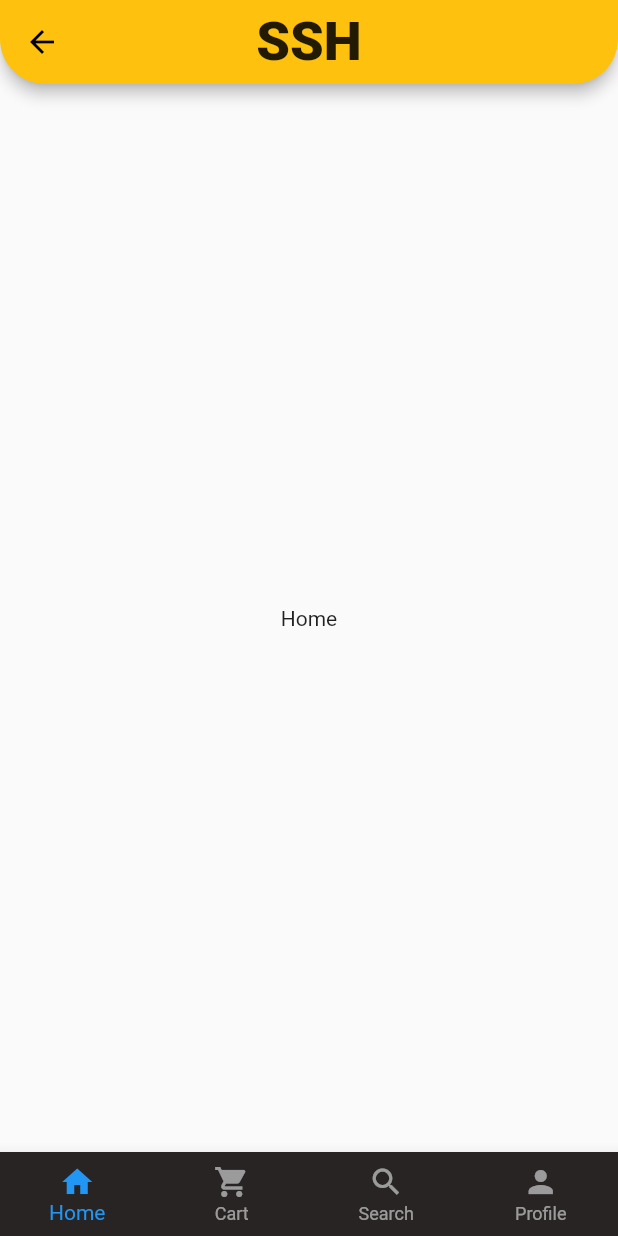
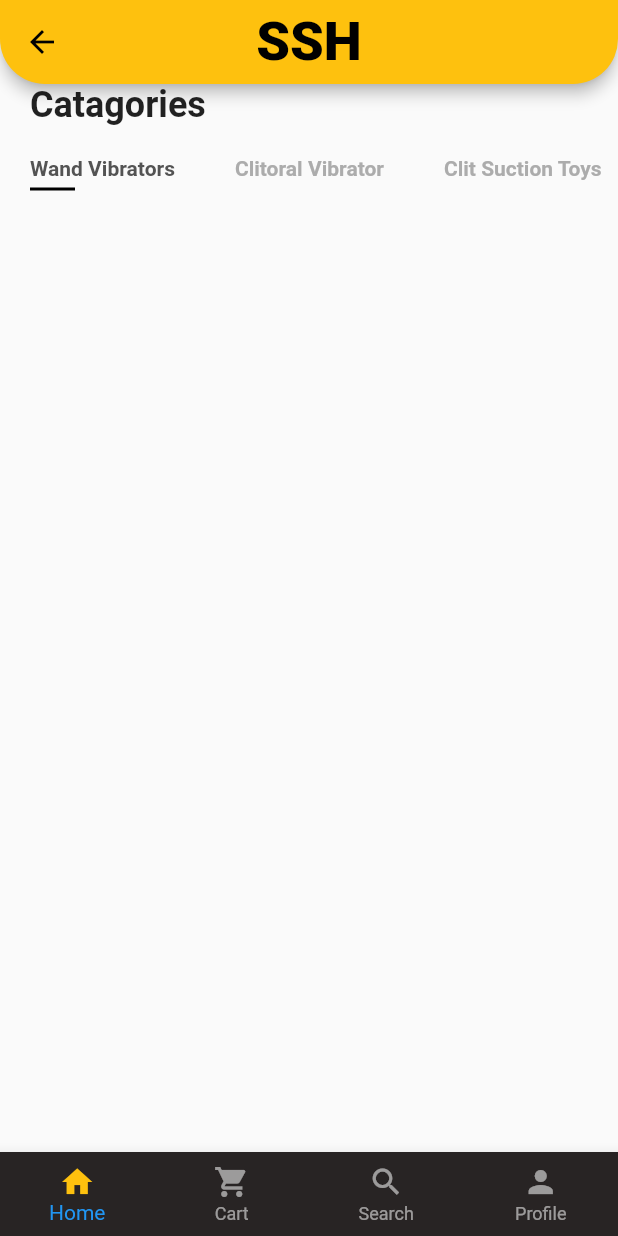
Before and after one commit to SSH-SIT/SSH, a Flutter app: the screen it shows after launch, after a tap on the "arrow back" icon, on a phone screen of 412 x 824 dp. Run offline on Flutter 3.47's test engine with Material 2 defaults, Android fonts, the phone set to English and light mode, and no system bars.

Commit message:
[Update] categories UI and home page

```diff
--- /dev/null
+++ b/ssh_mobile/lib/Component/Body.dart
@@ -0,0 +1,84 @@
+import 'package:flutter/material.dart';
+import 'package:ssh_mobile/Component/BotNavBar.dart';
+import 'package:ssh_mobile/constant.dart';
+
+class Body extends StatelessWidget {
+  @override
+  Widget build(BuildContext context) {
+    return Column(
+      crossAxisAlignment: CrossAxisAlignment.start,
+      children: <Widget>[
+        Padding(
+          padding: const EdgeInsets.symmetric(horizontal: kDefaultPaddin),
+          child: Text(
+            "Catagories",
+            style: Theme.of(context)
+                .textTheme
+                .headline5
+                .copyWith(fontWeight: FontWeight.bold),
+          ),
+        ),
+        Categories(),
+      ],
+    );
+  }
+}
+
+class Categories extends StatefulWidget {
+  @override
+  _CategoriesState createState() => _CategoriesState();
+}
+
+class _CategoriesState extends State<Categories> {
+  List<String> categories = [
+    "Wand Vibrators",
+    "Clitoral Vibrator",
+    "Clit Suction Toys",
+    "Dildos"
+  ];
+  int selectedIndex = 0;
+  @override
+  Widget build(BuildContext context) {
+    return Padding(
+      padding: const EdgeInsets.symmetric(vertical: kDefaultPaddin),
+      child: SizedBox(
+        height: 25,
+        child: ListView.builder(
+            scrollDirection: Axis.horizontal,
+            itemCount: categories.length,
+            itemBuilder: (context, index) => buildCategory(index)),
+      ),
+    );
+  }
+
+  Widget buildCategory(int index) {
+    return GestureDetector(
+      onTap: () {
+        setState(() {
+          selectedIndex = index;
+        });
+      },
+      child: Padding(
+        padding: const EdgeInsets.symmetric(horizontal: kDefaultPaddin),
+        child: Column(
+          crossAxisAlignment: CrossAxisAlignment.start,
+          children: <Widget>[
+            Text(
+              categories[index],
+              style: TextStyle(
+                fontWeight: FontWeight.bold,
+                color: selectedIndex == index ? kTextColor : kTextLightColor,
+              ),
+            ),
+            Container(
+              margin: EdgeInsets.only(top: kDefaultPaddin / 4), // top padding
+              height: 2,
+              width: 30,
+              color: selectedIndex == index ? Colors.black : Colors.transparent,
+            )
+          ],
+        ),
+      ),
+    );
+  }
+}
--- a/ssh_mobile/lib/Component/BotNavBar.dart
+++ b/ssh_mobile/lib/Component/BotNavBar.dart
@@ -22,43 +22,56 @@ class _BotNavBarState extends State<BotNavBar> {
 
   @override
   Widget build(BuildContext context) {
-    return Scaffold(
-        body: Center(
-          child: _widgetOptions.elementAt(_selectedIndex),
-        ),
-        bottomNavigationBar: new Theme(
-          data: Theme.of(context).copyWith(
-              // sets the background color of the `BottomNavigationBar`
-              canvasColor: Color(0xFF282424),
-              // sets the active color of the `BottomNavigationBar` if `Brightness` is light
-              primaryColor: Colors.white54,
-              textTheme: Theme.of(context)
-                  .textTheme
-                  .copyWith(caption: new TextStyle(color: Colors.yellow))),
-          child: BottomNavigationBar(
+    return (BottomNavigationBar(
       unselectedItemColor: Colors.white54,
       type: BottomNavigationBarType.fixed,
-            items: const <BottomNavigationBarItem>[
+      backgroundColor: Color(0xFF282424),
+      items: [
         BottomNavigationBarItem(
-                icon: Icon(Icons.home),
-                title: Text('Home'),
+          icon: Icon(
+            Icons.home,
+            color: _selectedIndex == 0 ? Color(0xFFFEC10E) : Colors.white54,
+          ),
+          title: Text(
+            'Home',
+            style: TextStyle(
+                color:
+                    _selectedIndex == 0 ? Color(0xFFFEC10E) : Colors.white54),
+          ),
         ),
         BottomNavigationBarItem(
-                icon: Icon(Icons.shopping_cart),
-                title: Text('Cart'),
+          icon: Icon(Icons.shopping_cart,
+              color: _selectedIndex == 1 ? Color(0xFFFEC10E) : Colors.white54),
+          title: Text(
+            'Cart',
+            style: TextStyle(
+                color:
+                    _selectedIndex == 1 ? Color(0xFFFEC10E) : Colors.white54),
+          ),
         ),
         BottomNavigationBarItem(
-                icon: Icon(Icons.search),
-                title: Text('Search'),
+          icon: Icon(Icons.search,
+              color: _selectedIndex == 2 ? Color(0xFFFEC10E) : Colors.white54),
+          title: Text(
+            'Search',
+            style: TextStyle(
+                color:
+                    _selectedIndex == 2 ? Color(0xFFFEC10E) : Colors.white54),
+          ),
         ),
         BottomNavigationBarItem(
-                icon: Icon(Icons.person),
-                title: Text('Profile'),
+          icon: Icon(Icons.person,
+              color: _selectedIndex == 3 ? Color(0xFFFEC10E) : Colors.white54),
+          title: Text(
+            'Profile',
+            style: TextStyle(
+                color:
+                    _selectedIndex == 3 ? Color(0xFFFEC10E) : Colors.white54),
+          ),
         ),
       ],
       currentIndex: _selectedIndex,
       onTap: _onItemTap,
-          ),
     ));
   }
 }
--- /dev/null
+++ b/ssh_mobile/lib/Screen/Home_Screen.dart
@@ -0,0 +1,34 @@
+import 'package:flutter/material.dart';
+import 'package:ssh_mobile/Component/Body.dart';
+import 'package:ssh_mobile/Component/BotNavBar.dart';
+
+class HomeScreen extends StatelessWidget {
+  @override
+  Widget build(BuildContext context) {
+    return MaterialApp(
+      home: Scaffold(
+        appBar: buildAppBar(),
+        body: Center(child: Body()),
+        bottomNavigationBar: BotNavBar(),
+      ),
+    );
+  }
+
+  AppBar buildAppBar() {
+    return (AppBar(
+      backgroundColor: Color(0xFFFEC10E),
+      textTheme: TextTheme(headline6: TextStyle(color: Colors.black)),
+      shape: RoundedRectangleBorder(
+          borderRadius: BorderRadius.vertical(bottom: Radius.circular(30))),
+      leading: IconButton(
+        icon: Icon(Icons.arrow_back, color: Colors.black),
+        onPressed: () {},
+      ),
+      title: Text(
+        "SSH",
+        style: TextStyle(fontWeight: FontWeight.w900, fontSize: 36),
+      ),
+      centerTitle: true,
+    ));
+  }
+}
--- /dev/null
+++ b/ssh_mobile/lib/constant.dart
@@ -0,0 +1,6 @@
+import 'package:flutter/material.dart';
+
+const kTextColor = Color(0xFF535353);
+const kTextLightColor = Color(0xFFACACAC);
+
+const kDefaultPaddin = 20.0;
--- a/ssh_mobile/lib/main.dart
+++ b/ssh_mobile/lib/main.dart
@@ -1,36 +1,23 @@
 import 'package:flutter/material.dart';
-import 'package:ssh_mobile/Component/BotNavBar.dart';
+import 'Screen/Home_Screen.dart';
+import 'constant.dart';
 
 void main() {
-  runApp(
-    MaterialApp(
-      debugShowCheckedModeBanner: false,
-      theme: ThemeData(primaryColor: Color(0xFFFEC10E)),
-      home: Scaffold(
-        appBar: AppBar(
-          shape: RoundedRectangleBorder(
-              borderRadius: BorderRadius.vertical(bottom: Radius.circular(30))),
-          leading: IconButton(
-            icon: Icon(Icons.arrow_back, color: Colors.black),
-            onPressed: () {},
-          ),
-          title: Text(
-            "SSH",
-            style: TextStyle(fontWeight: FontWeight.w900, fontSize: 36),
-          ),
-          centerTitle: true,
-        ),
-        body: MyApp(),
-      ),
-    ),
-  );
+  runApp(MyApp());
 }
 
 class MyApp extends StatelessWidget {
+  // This widget is the root of your application.
   @override
   Widget build(BuildContext context) {
     return MaterialApp(
-      home: BotNavBar(),
+      debugShowCheckedModeBanner: false,
+      title: 'Flutter Demo',
+      theme: ThemeData(
+        textTheme: Theme.of(context).textTheme.apply(bodyColor: kTextColor),
+        visualDensity: VisualDensity.adaptivePlatformDensity,
+      ),
+      home: HomeScreen(),
     );
   }
 }
```
Also changed, not shown: 12 other files. Lines whose indentation alone changed are shown as unchanged.
